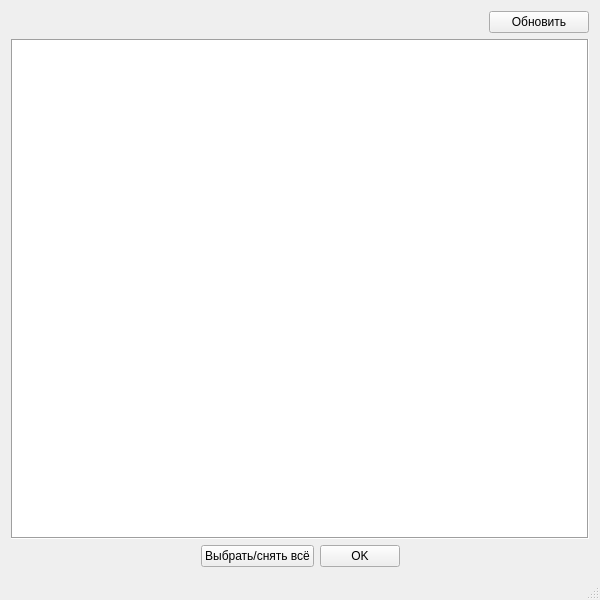
This is mainwindow.ui in Quirtel/DiskAnalyzer as Qt 5 draws it before an edit. The edited form follows.
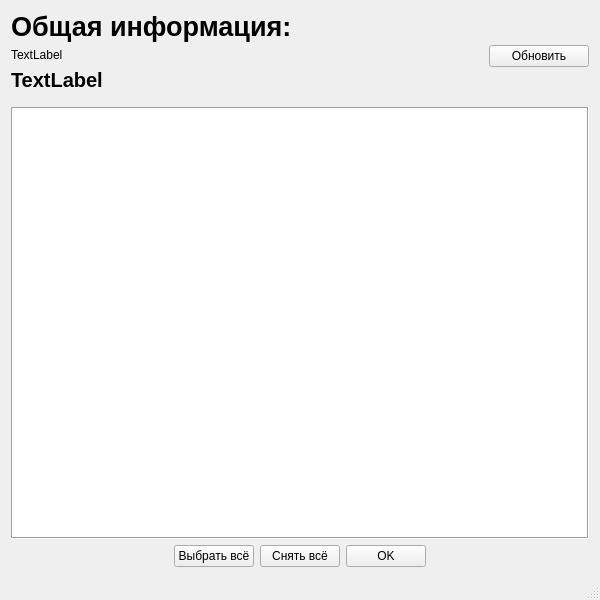
This is the edited form.

Commit message: Add output of overall information

```diff
--- a/mainwindow.ui
+++ b/mainwindow.ui
@@ -25,6 +25,66 @@
   <widget class="QWidget" name="centralWidget">
    <layout class="QGridLayout" name="gridLayout">
     <item row="0" column="0">
+     <layout class="QHBoxLayout" name="horizontalLayout_3">
+      <item>
+       <layout class="QVBoxLayout" name="verticalLayout">
+        <property name="bottomMargin">
+         <number>3</number>
+        </property>
+        <item>
+         <widget class="QLabel" name="label">
+          <property name="font">
+           <font>
+            <pointsize>20</pointsize>
+            <weight>75</weight>
+            <bold>true</bold>
+           </font>
+          </property>
+          <property name="text">
+           <string>Общая информация:</string>
+          </property>
+         </widget>
+        </item>
+        <item>
+         <widget class="QLabel" name="label_disksAmount">
+          <property name="text">
+           <string>TextLabel</string>
+          </property>
+         </widget>
+        </item>
+        <item>
+         <widget class="QLabel" name="label_overall_memory">
+          <property name="font">
+           <font>
+            <pointsize>15</pointsize>
+            <weight>75</weight>
+            <bold>true</bold>
+           </font>
+          </property>
+          <property name="text">
+           <string>TextLabel</string>
+          </property>
+         </widget>
+        </item>
+        <item>
+         <spacer name="verticalSpacer">
+          <property name="orientation">
+           <enum>Qt::Vertical</enum>
+          </property>
+          <property name="sizeType">
+           <enum>QSizePolicy::Fixed</enum>
+          </property>
+          <property name="sizeHint" stdset="0">
+           <size>
+            <width>20</width>
+            <height>6</height>
+           </size>
+          </property>
+         </spacer>
+        </item>
+       </layout>
+      </item>
+      <item>
      <layout class="QHBoxLayout" name="horizontalLayout_2">
       <item>
        <spacer name="horizontalSpacer_3">
@@ -54,6 +114,8 @@
       </item>
      </layout>
     </item>
+     </layout>
+    </item>
     <item row="1" column="0">
      <widget class="QListWidget" name="listWidget">
       <property name="frameShape">
@@ -88,7 +150,14 @@
       <item>
        <widget class="QPushButton" name="pushButton_selectAll">
         <property name="text">
-         <string>Выбрать/снять всё</string>
+         <string>Выбрать всё</string>
+        </property>
+       </widget>
+      </item>
+      <item>
+       <widget class="QPushButton" name="pushButton_deselectAll">
+        <property name="text">
+         <string>Снять всё</string>
         </property>
        </widget>
       </item>
```
Lines whose indentation alone changed are shown as unchanged. The commit also changes 5 other files.
